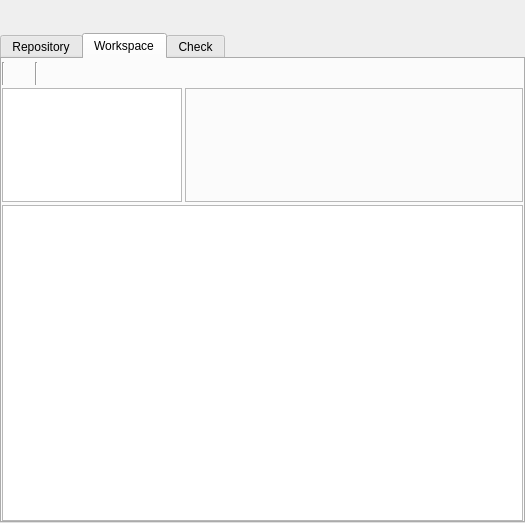
Before: the Qt Designer form maya/ui/main.ui in lonegather/Samkit, drawn with Qt 5.
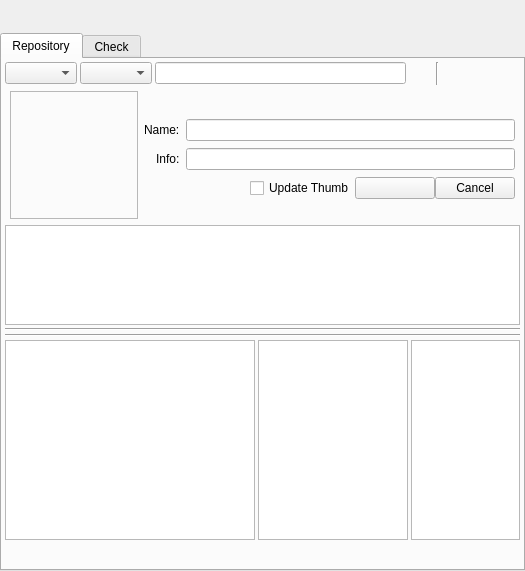
After: the same form once the commit is applied. The open tabs and pages were chosen to show the change.

```diff
--- a/maya/ui/main.ui
+++ b/maya/ui/main.ui
@@ -7,7 +7,7 @@
     <x>0</x>
     <y>0</y>
     <width>525</width>
-    <height>523</height>
+    <height>571</height>
    </rect>
   </property>
   <property name="minimumSize">
@@ -72,21 +72,21 @@
       <attribute name="title">
        <string>Repository</string>
       </attribute>
-      <layout class="QVBoxLayout" name="verticalLayout_2">
+      <layout class="QVBoxLayout" name="verticalLayout_2" stretch="0,0,1,0,0,0,0">
        <property name="spacing">
         <number>3</number>
        </property>
        <property name="leftMargin">
-        <number>0</number>
+        <number>3</number>
        </property>
        <property name="topMargin">
         <number>3</number>
        </property>
        <property name="rightMargin">
-        <number>0</number>
+        <number>3</number>
        </property>
        <property name="bottomMargin">
-        <number>0</number>
+        <number>3</number>
        </property>
        <item>
         <layout class="QHBoxLayout" name="horizontalLayout_2">
@@ -156,7 +156,7 @@
          <property name="minimumSize">
           <size>
            <width>0</width>
-           <height>128</height>
+           <height>134</height>
           </size>
          </property>
          <property name="maximumSize">
@@ -308,130 +308,32 @@
        <item>
         <widget class="QListView" name="lv_asset"/>
        </item>
-      </layout>
-     </widget>
-     <widget class="QWidget" name="tab_workspace">
-      <attribute name="title">
-       <string>Workspace</string>
-      </attribute>
-      <layout class="QVBoxLayout" name="verticalLayout" stretch="0,0,1">
-       <property name="spacing">
-        <number>0</number>
-       </property>
-       <property name="leftMargin">
-        <number>0</number>
-       </property>
-       <property name="topMargin">
-        <number>3</number>
-       </property>
-       <property name="rightMargin">
-        <number>0</number>
-       </property>
-       <property name="bottomMargin">
-        <number>0</number>
-       </property>
        <item>
-        <layout class="QHBoxLayout" name="horizontalLayout">
-         <property name="spacing">
-          <number>3</number>
-         </property>
-         <item>
-          <widget class="Line" name="line">
+        <widget class="Line" name="line_4">
            <property name="orientation">
-            <enum>Qt::Vertical</enum>
-           </property>
-          </widget>
-         </item>
-         <item>
-          <widget class="QToolButton" name="tb_checkin">
-           <property name="text">
-            <string/>
-           </property>
-           <property name="autoRaise">
-            <bool>true</bool>
+          <enum>Qt::Horizontal</enum>
            </property>
           </widget>
          </item>
          <item>
           <widget class="Line" name="line_2">
            <property name="orientation">
-            <enum>Qt::Vertical</enum>
-           </property>
-          </widget>
-         </item>
-         <item>
-          <widget class="QToolButton" name="tb_renew">
-           <property name="text">
-            <string/>
-           </property>
-           <property name="autoRaise">
-            <bool>true</bool>
-           </property>
-          </widget>
-         </item>
-         <item>
-          <widget class="QToolButton" name="tb_submit">
-           <property name="text">
-            <string/>
-           </property>
-           <property name="autoRaise">
-            <bool>true</bool>
-           </property>
-          </widget>
-         </item>
-         <item>
-          <widget class="QToolButton" name="tb_revert">
-           <property name="text">
-            <string/>
-           </property>
-           <property name="autoRaise">
-            <bool>true</bool>
-           </property>
-          </widget>
-         </item>
-         <item>
-          <widget class="QToolButton" name="tb_sync">
-           <property name="text">
-            <string/>
-           </property>
-           <property name="autoRaise">
-            <bool>true</bool>
-           </property>
-          </widget>
-         </item>
-         <item>
-          <spacer name="horizontalSpacer">
-           <property name="orientation">
             <enum>Qt::Horizontal</enum>
            </property>
-           <property name="sizeHint" stdset="0">
-            <size>
-             <width>40</width>
-             <height>20</height>
-            </size>
-           </property>
-          </spacer>
-         </item>
-        </layout>
+        </widget>
        </item>
        <item>
         <widget class="QWidget" name="wgt_task_detail" native="true">
-         <property name="sizePolicy">
-          <sizepolicy hsizetype="Preferred" vsizetype="Fixed">
-           <horstretch>0</horstretch>
-           <verstretch>0</verstretch>
-          </sizepolicy>
-         </property>
          <property name="minimumSize">
           <size>
            <width>0</width>
-           <height>120</height>
+           <height>200</height>
           </size>
          </property>
          <property name="maximumSize">
           <size>
            <width>16777215</width>
-           <height>120</height>
+           <height>200</height>
           </size>
          </property>
          <layout class="QHBoxLayout" name="horizontalLayout_6">
@@ -442,69 +344,111 @@
            <number>0</number>
           </property>
           <property name="topMargin">
-           <number>3</number>
+           <number>0</number>
           </property>
           <property name="rightMargin">
            <number>0</number>
           </property>
           <property name="bottomMargin">
-           <number>3</number>
+           <number>0</number>
           </property>
+          <item>
+           <widget class="QListWidget" name="lw_task">
+            <property name="sizePolicy">
+             <sizepolicy hsizetype="Expanding" vsizetype="Expanding">
+              <horstretch>0</horstretch>
+              <verstretch>0</verstretch>
+             </sizepolicy>
+            </property>
+            <property name="minimumSize">
+             <size>
+              <width>250</width>
+              <height>0</height>
+             </size>
+            </property>
+           </widget>
+          </item>
           <item>
            <widget class="QListWidget" name="lw_version">
             <property name="sizePolicy">
-             <sizepolicy hsizetype="Expanding" vsizetype="Fixed">
+             <sizepolicy hsizetype="Minimum" vsizetype="Expanding">
               <horstretch>0</horstretch>
               <verstretch>0</verstretch>
              </sizepolicy>
             </property>
+            <property name="minimumSize">
+             <size>
+              <width>150</width>
+              <height>0</height>
+             </size>
+            </property>
             <property name="maximumSize">
              <size>
-              <width>180</width>
+              <width>150</width>
               <height>16777215</height>
              </size>
             </property>
            </widget>
           </item>
           <item>
-           <widget class="QLabel" name="lbl_comment">
-            <property name="sizePolicy">
-             <sizepolicy hsizetype="Preferred" vsizetype="Preferred">
-              <horstretch>0</horstretch>
-              <verstretch>0</verstretch>
-             </sizepolicy>
+           <widget class="QTextEdit" name="te_history">
+            <property name="readOnly">
+             <bool>true</bool>
             </property>
-            <property name="minimumSize">
+           </widget>
+          </item>
+         </layout>
+        </widget>
+       </item>
+       <item>
+        <layout class="QHBoxLayout" name="horizontalLayout">
+         <property name="spacing">
+          <number>3</number>
+         </property>
+         <item>
+          <spacer name="horizontalSpacer">
+           <property name="orientation">
+            <enum>Qt::Horizontal</enum>
+           </property>
+           <property name="sizeHint" stdset="0">
              <size>
-              <width>0</width>
-              <height>50</height>
-             </size>
-            </property>
-            <property name="frameShape">
-             <enum>QFrame::StyledPanel</enum>
-            </property>
-            <property name="frameShadow">
-             <enum>QFrame::Sunken</enum>
-            </property>
+             <width>40</width>
+             <height>20</height>
+            </size>
+           </property>
+          </spacer>
+         </item>
+         <item>
+          <widget class="QToolButton" name="tb_submit">
+           <property name="text">
+            <string/>
+           </property>
+           <property name="autoRaise">
+            <bool>true</bool>
+           </property>
+          </widget>
+         </item>
+         <item>
+          <widget class="QToolButton" name="tb_revert">
             <property name="text">
              <string/>
             </property>
-            <property name="alignment">
-             <set>Qt::AlignLeading|Qt::AlignLeft|Qt::AlignTop</set>
-            </property>
-            <property name="wordWrap">
+           <property name="autoRaise">
              <bool>true</bool>
             </property>
-            <property name="margin">
-             <number>3</number>
+          </widget>
+         </item>
+         <item>
+          <widget class="QToolButton" name="tb_sync">
+           <property name="text">
+            <string/>
+           </property>
+           <property name="autoRaise">
+            <bool>true</bool>
             </property>
            </widget>
           </item>
          </layout>
-        </widget>
-       </item>
-       <item>
-        <widget class="QListWidget" name="lw_task"/>
        </item>
       </layout>
      </widget>
```
Lines whose indentation alone changed are shown as unchanged.
